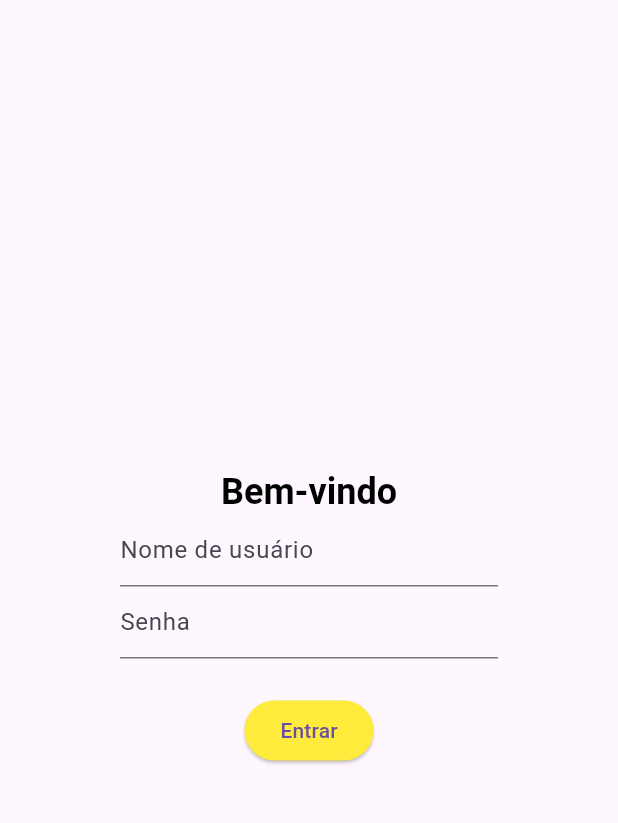
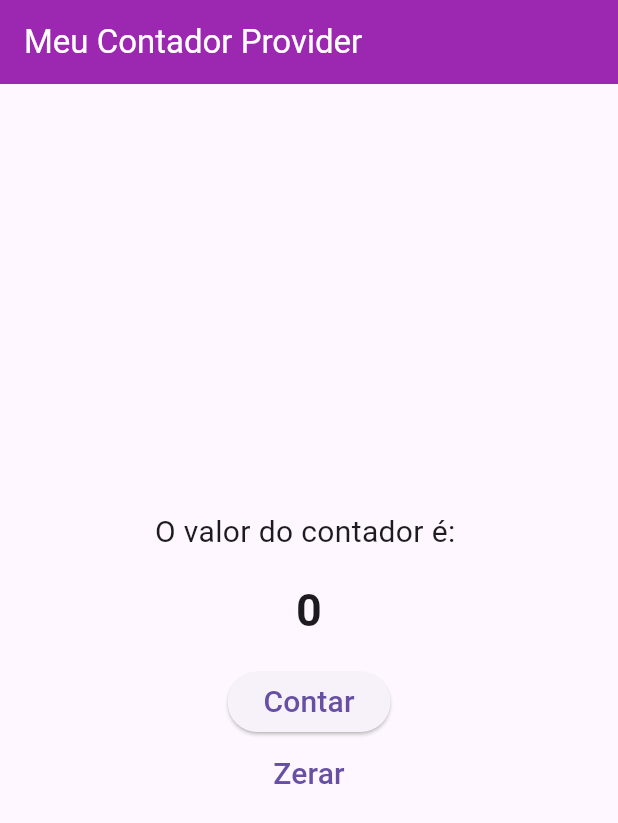
Before and after one commit to mariamandafm/DIM0524-DDM-20242-fork, a Flutter app: the screen it shows after launch, on a phone screen of 412 x 824 dp. Shown: the top 823 px of the screen. Run offline on Flutter 3.47's test engine with Material 3 defaults, Android fonts, the light colour scheme and no system bars; our stand-ins replace go_router; Roboto replaces fonts that are missing (Corben).

Commit message:
ajutes para primeiro exemplo com contador

```diff
--- /dev/null
+++ b/f06_carrinho_provider/lib/contador_provider/meu_contador.dart
@@ -0,0 +1,52 @@
+import 'package:flutter/material.dart';
+
+class MeuContador extends StatelessWidget {
+  const MeuContador({super.key});
+
+  @override
+  Widget build(BuildContext context) {
+    return Scaffold(
+        appBar: AppBar(
+          title: Text("Meu Contador Provider", style: TextStyle(color: Colors.white),),
+          backgroundColor: Colors.purple,
+        ),
+        body: Center(
+          child: Container(
+            padding: EdgeInsets.all(16),
+            child: Column(
+              mainAxisAlignment: MainAxisAlignment.center,
+              children: <Widget>[
+                Text(
+                  "O valor do contador é: ",
+                  style: TextStyle(fontSize: 20),
+                ),
+                SizedBox(
+                  height: 16,
+                ),
+                Text(
+                  "${0}",
+                  style: TextStyle(fontSize: 30, fontWeight: FontWeight.bold),
+                ),
+                SizedBox(
+                  height: 16,
+                ),
+                ElevatedButton(
+                  onPressed: (){},
+                  child: Text(
+                    "Contar",
+                    style: TextStyle(fontSize: 20),
+                  ),
+                ),
+                TextButton(
+                  onPressed: (){},
+                  child: Text(
+                    "Zerar",
+                    style: TextStyle(fontSize: 20),
+                  ),
+                )
+              ],
+            ),
+          ),
+        ));
+  }
+}
--- a/f06_carrinho_provider/lib/main.dart
+++ b/f06_carrinho_provider/lib/main.dart
@@ -1,5 +1,6 @@
 
 
+import 'package:f06_carrinho_provider/contador_provider/meu_contador.dart';
 import 'package:f06_carrinho_provider/theme/theme.dart';
 import 'package:f06_carrinho_provider/view/carrinho_screen.dart';
 import 'package:f06_carrinho_provider/view/catalogo_screen.dart';
@@ -18,12 +19,7 @@ class MeuApp extends StatelessWidget {
     return MaterialApp(
         title: 'Provider Demo',
         theme: appTheme,
-        initialRoute: '/',
-        routes: {
-          '/': (context) => LoginScreen(),
-          '/catalog': (context) => CatalagoScreen(),
-          '/cart': (context) => const CarrinhoScreen(),
-        },
+        home: MeuContador(),
       );
   }
 }
--- a/f06_carrinho_provider/lib/view/catalogo_screen.dart
+++ b/f06_carrinho_provider/lib/view/catalogo_screen.dart
@@ -29,6 +29,7 @@ class _MyAppBar extends StatelessWidget {
   @override
   Widget build(BuildContext context) {
     return SliverAppBar(
+      backgroundColor: Colors.yellow,
       title: Text('Catalogo', style: Theme.of(context).textTheme.headlineLarge),
       floating: true,
       actions: [
```
